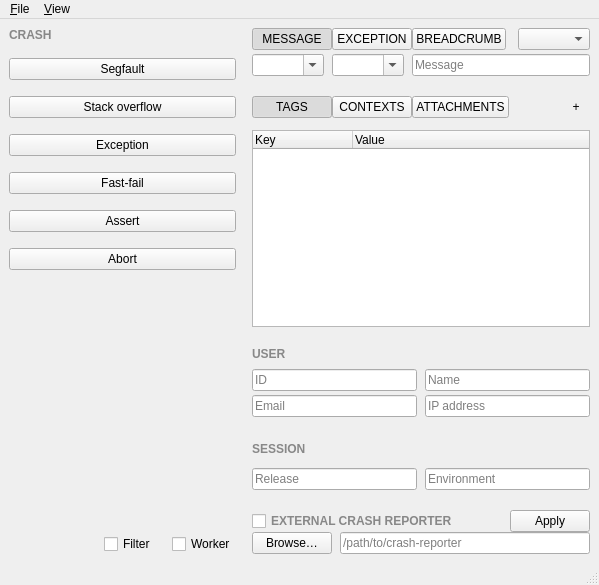
This is sentrywindow.ui in jpnurmi/sentry-playground as Qt 5 draws it before an edit. The edited form follows.
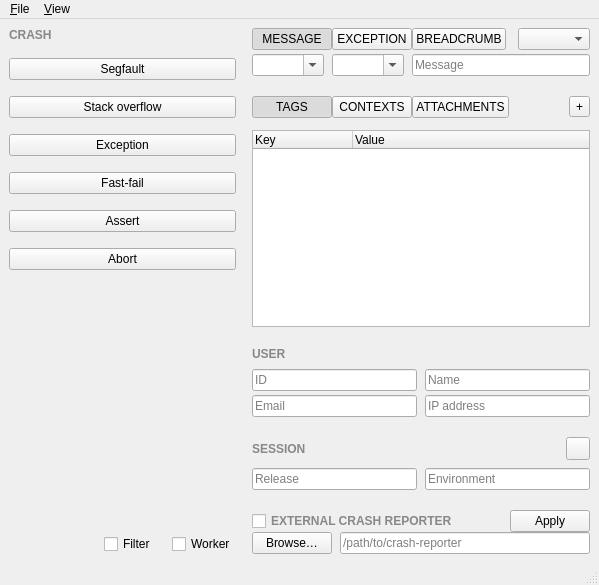
This is the edited form.

Commit message: Fix tool buttons

Patch:
```diff
--- a/sentrywindow.ui
+++ b/sentrywindow.ui
@@ -327,15 +327,9 @@
             </item>
             <item>
              <widget class="QToolButton" name="addButton">
-              <property name="styleSheet">
-               <string notr="true">QToolButton { border: none; background: transparent; padding: 2px 6px; }</string>
-              </property>
               <property name="text">
                <string>+</string>
               </property>
-              <property name="autoRaise">
-               <bool>true</bool>
-              </property>
              </widget>
             </item>
            </layout>
@@ -518,11 +512,7 @@
              </spacer>
             </item>
             <item>
-             <widget class="QToolButton" name="sessionButton">
-              <property name="autoRaise">
-               <bool>true</bool>
-              </property>
-             </widget>
+             <widget class="QToolButton" name="sessionButton"/>
             </item>
            </layout>
           </item>
```
The commit also changes 1 other file.
